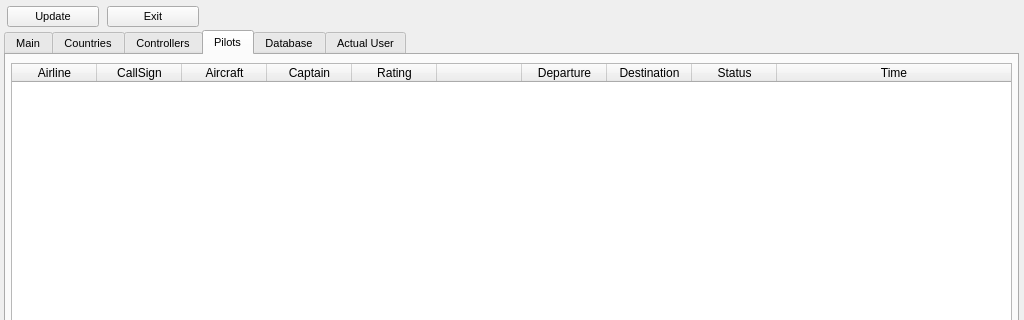
First picture: the form in QtUI/MainWindow_UI.ui, repository emper0r/IVAO-status, before the edit; both pictures show x 0 to 1024 and y 0 to 320 of the 1024 by 686 pixel window.
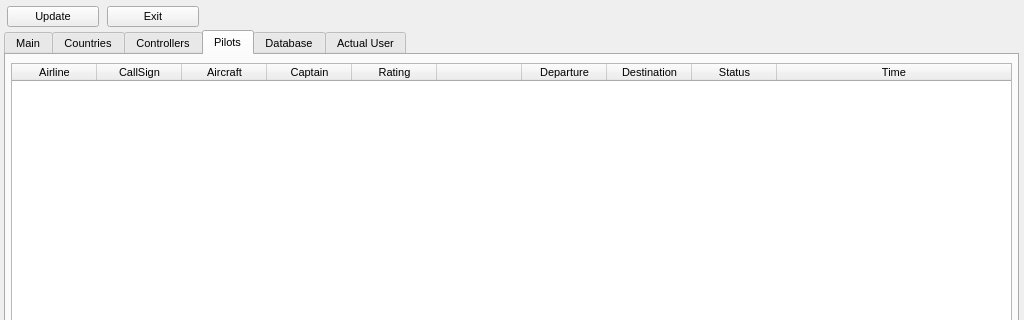
Second picture: the form after the edit. The open tabs and pages were chosen to show the change. Icons and pictures are not drawn.

Diff of the .ui file:
```diff
--- a/QtUI/MainWindow_UI.ui
+++ b/QtUI/MainWindow_UI.ui
@@ -1076,6 +1076,11 @@
         <height>591</height>
        </rect>
       </property>
+      <property name="font">
+       <font>
+        <pointsize>8</pointsize>
+       </font>
+      </property>
       <property name="cursor" stdset="0">
        <cursorShape>PointingHandCursor</cursorShape>
       </property>
```
